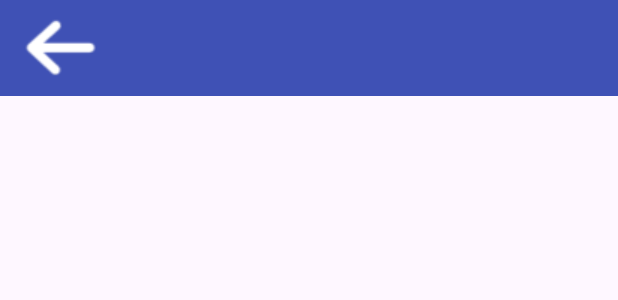
After one commit to GurpreetSinghLamba/Android-Project-Group-4, an Android app: the layout activity_candidate.xml on its own in the app's theme, with its tools: preview values and no code run, on a phone screen of 412 x 824 dp. The commit adds this screen. Shown: the top 300 px of the screen. Run offline under Robolectric (Android 15) with nearby library versions, the phone set to English and light mode, and no system bars.

Commit message:
Candidate Changes
Page changes

```diff
--- a/app/src/main/AndroidManifest.xml
+++ b/app/src/main/AndroidManifest.xml
@@ -13,6 +13,12 @@
         android:theme="@style/Theme.JobXpress"
         tools:targetApi="31">
         <activity
+            android:name=".candidateActivity"
+            android:exported="false" />
+        <activity
+            android:name=".DetailActivity"
+            android:exported="false" />
+        <activity
             android:name=".MainActivity"
             android:theme="@style/Theme.App.SplashScreen"
             android:exported="true">
--- /dev/null
+++ b/app/src/main/java/com/example/jobxpress/candidate_class.kt
@@ -0,0 +1,3 @@
+package com.example.jobxpress
+
+data class candidate_class(var id:Int=0,var name:String="", var imageURL:String="",var title:String="")
--- /dev/null
+++ b/app/src/main/res/layout/activity_candidate.xml
@@ -0,0 +1,37 @@
+<?xml version="1.0" encoding="utf-8"?>
+<androidx.constraintlayout.widget.ConstraintLayout xmlns:android="http://schemas.android.com/apk/res/android"
+    xmlns:app="http://schemas.android.com/apk/res-auto"
+    xmlns:tools="http://schemas.android.com/tools"
+    android:layout_width="match_parent"
+    android:layout_height="match_parent"
+    tools:context=".candidateActivity">
+    <androidx.appcompat.widget.Toolbar
+        android:id="@+id/toolbar4"
+        android:layout_width="match_parent"
+        android:layout_height="wrap_content"
+        android:background="@color/blue"
+        android:minHeight="?attr/actionBarSize"
+        android:theme="?attr/actionBarTheme"
+        app:layout_constraintEnd_toEndOf="parent"
+        app:layout_constraintStart_toStartOf="parent"
+        app:layout_constraintTop_toTopOf="parent" >
+
+        <ImageButton
+            android:id="@+id/backButton"
+            android:layout_width="wrap_content"
+            android:layout_height="wrap_content"
+            android:layout_marginStart="5dp"
+            android:background="@android:color/transparent"
+            android:src="@drawable/back" />
+
+    </androidx.appcompat.widget.Toolbar>
+
+
+    <androidx.recyclerview.widget.RecyclerView
+        android:id="@+id/candidateRecyclerView"
+        android:layout_width="match_parent"
+        android:layout_height="match_parent"
+        android:layout_marginTop="80dp"
+        tools:layout_editor_absoluteX="32dp"
+        tools:layout_editor_absoluteY="185dp" />
+</androidx.constraintlayout.widget.ConstraintLayout>
--- a/app/src/main/res/values/colors.xml
+++ b/app/src/main/res/values/colors.xml
@@ -2,4 +2,7 @@
 <resources>
     <color name="black">#FF000000</color>
     <color name="white">#FFFFFFFF</color>
+    <color name="snow_white">#FFFAFA</color>
+    <color name="blue">#3F51B5</color>
+    <color name="app_secondary_color">#304152</color>
 </resources>
--- a/build.gradle.kts
+++ b/build.gradle.kts
@@ -7,4 +7,5 @@ buildscript {
 plugins {
     id("com.android.application") version "8.1.1" apply false
     id("org.jetbrains.kotlin.android") version "1.9.0" apply false
+    id("com.google.gms.google-services") version "4.4.0"
 }
```
Also changed, not shown: app/build.gradle.kts (+24 -3 lines), app/src/main/java/com/example/jobxpress/CandidateAdapter.kt (added, +51 -0 lines), app/src/main/java/com/example/jobxpress/DetailActivity.kt (added, +11 -0 lines), app/src/main/java/com/example/jobxpress/MainActivity.kt (+9 -0 lines), app/src/main/java/com/example/jobxpress/candidateActivity.kt (added, +52 -0 lines), app/src/main/res/layout/activity_detail.xml (added, +9 -0 lines), app/src/main/res/layout/candidate_actvity.xml (deleted, +0 -15 lines), app/src/main/res/drawable/back.png (added).
